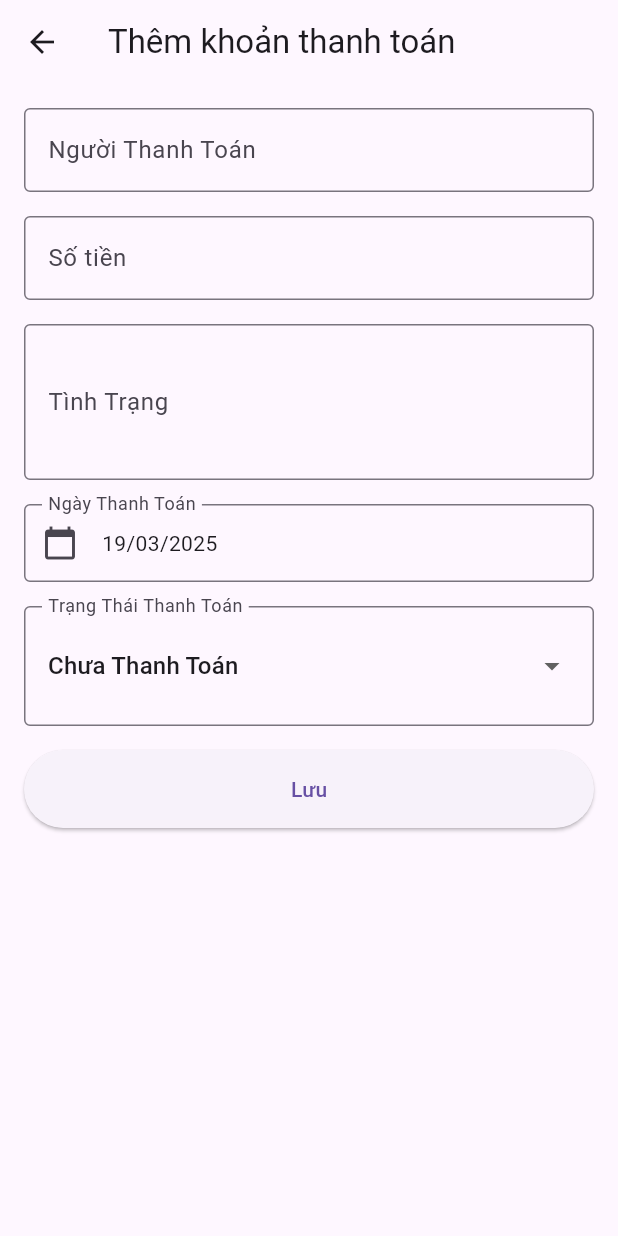
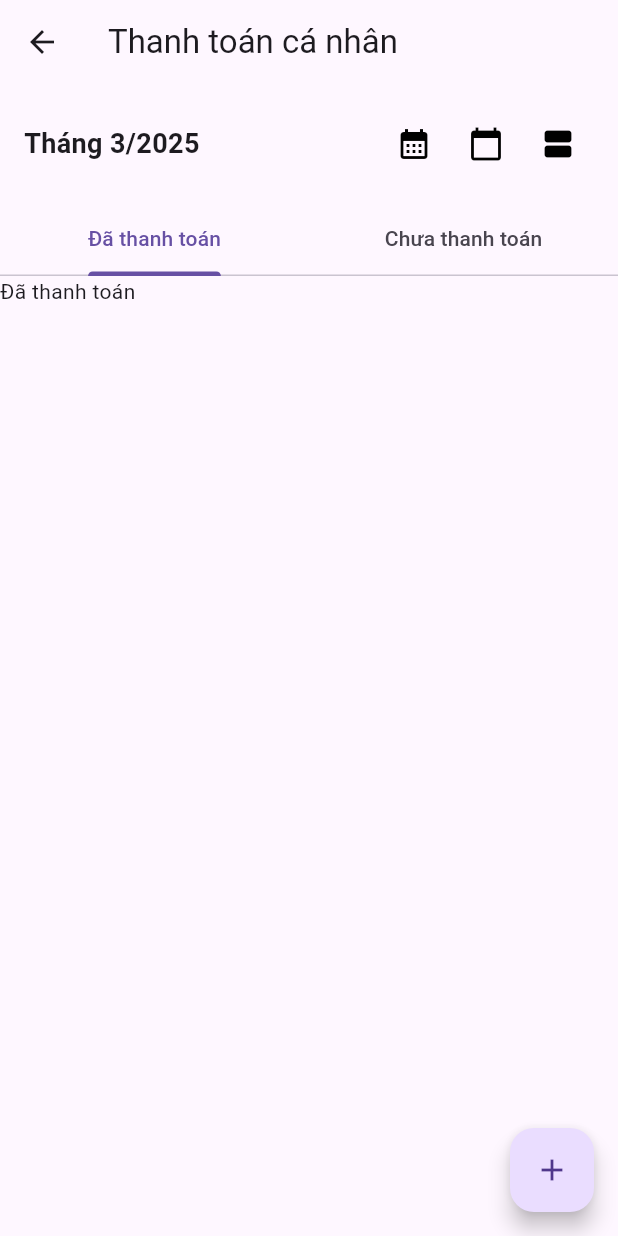
Before and after one commit to hie2907/flutter-app-technology, a Flutter app: the screen it shows after launch, item 2 of the bottom bar chosen, after a tap on "Thanh toán", on a phone screen of 412 x 824 dp. Run offline on Flutter 3.47's test engine with Material 3 defaults, Android fonts, the light colour scheme and no system bars; drawn by our look-alikes of overlay_support; our stand-ins replace carousel_slider, dio, firebase_core, firebase_messaging, get; accounts and stored records are empty; network calls fail.

Commit message:
interface payment

```diff
--- a/lib/main.dart
+++ b/lib/main.dart
@@ -27,7 +27,6 @@ class MyApp extends StatelessWidget {
         ),
         initialRoute: AppRoutes.mainPage,
         getPages: AppRoutes.routes,
-        // home: MainLayout(),
       ),
     );
   }
--- a/lib/models/payment.dart
+++ b/lib/models/payment.dart
@@ -1 +1,18 @@
 enum PaymentStatus { paid, unpaid }
+
+class Payment {
+  final String id;
+  final double amount;
+  final String note;
+  final DateTime date;
+  final PaymentStatus status;
+  final String personName;
+
+  Payment(
+      {required this.id,
+      required this.amount,
+      required this.note,
+      required this.date,
+      required this.status,
+      required this.personName});
+}
--- a/lib/routes/app_routes.dart
+++ b/lib/routes/app_routes.dart
@@ -4,8 +4,8 @@ import 'package:techonology_equipment/utils/binding/main_binding.dart';
 import 'package:techonology_equipment/views/home/bindings/home_binding.dart';
 import 'package:techonology_equipment/views/home/home_page.dart';
 import 'package:techonology_equipment/views/payments/payment_screens/add_payment_screen.dart';
-import 'package:techonology_equipment/views/payments/personal_payment.dart';
-import 'package:techonology_equipment/views/payments/personal_payment_binding.dart';
+import 'package:techonology_equipment/views/payments/payment_page.dart';
+import 'package:techonology_equipment/views/payments/payment_binding.dart';
 import 'package:techonology_equipment/widgets/custom_main_layout.dart';
 
 class AppRoutes {
@@ -28,8 +28,8 @@ class AppRoutes {
     ),
     GetPage(
       name: paymentManagerPage,
-      page: () => const PersonalPayment(),
-      binding: PersonalPaymentBinding(),
+      page: () => const PaymentPage(),
+      binding: PaymentBinding(),
     ),
     GetPage(
       name: addPaymentPage,
--- a/lib/views/payments/personal_payment_binding.dart
+++ b/lib/views/payments/payment_binding.dart
@@ -1,7 +1,7 @@
 import 'package:get/get.dart';
 import 'package:techonology_equipment/controllers/paymentController.dart';
 
-class PersonalPaymentBinding extends Bindings {
+class PaymentBinding extends Bindings {
   @override
   void dependencies() {
     Get.lazyPut<PaymentController>(() => PaymentController());
--- /dev/null
+++ b/lib/views/payments/payment_page.dart
@@ -0,0 +1,235 @@
+import 'package:flutter/material.dart';
+import 'package:get/get.dart';
+import 'package:techonology_equipment/models/payment.dart';
+import 'package:techonology_equipment/routes/app_routes.dart';
+
+class PaymentPage extends StatefulWidget {
+  const PaymentPage({super.key});
+
+  @override
+  State<PaymentPage> createState() => _PersonalPaymentState();
+}
+
+class _PersonalPaymentState extends State<PaymentPage>
+    with SingleTickerProviderStateMixin {
+  final List<Payment> _payments = [
+    // Các khoản thanh toán tháng 3/2025
+    Payment(
+      id: '1',
+      amount: 1500000,
+      note: 'Tiền thuê nhà tháng 3',
+      date: DateTime(2025, 3, 5),
+      status: PaymentStatus.paid,
+      personName: 'Nguyễn Văn A',
+    ),
+    Payment(
+      id: '2',
+      amount: 500000,
+      note: 'Tiền điện tháng 3',
+      date: DateTime(2025, 3, 10),
+      status: PaymentStatus.paid,
+      personName: 'Trần Thị B',
+    ),
+    Payment(
+      id: '3',
+      amount: 300000,
+      note: 'Tiền nước tháng 3',
+      date: DateTime(2025, 3, 15),
+      status: PaymentStatus.unpaid,
+      personName: 'Lê Văn C',
+    ),
+
+    // Các khoản thanh toán tháng 2/2025
+    Payment(
+      id: '4',
+      amount: 2000000,
+      note: 'Tiền thuê nhà tháng 2',
+      date: DateTime(2025, 2, 5),
+      status: PaymentStatus.paid,
+      personName: 'Nguyễn Văn A',
+    ),
+    Payment(
+      id: '5',
+      amount: 450000,
+      note: 'Tiền điện tháng 2',
+      date: DateTime(2025, 2, 10),
+      status: PaymentStatus.paid,
+      personName: 'Trần Thị B',
+    ),
+    Payment(
+      id: '6',
+      amount: 250000,
+      note: 'Tiền nước tháng 2',
+      date: DateTime(2025, 2, 15),
+      status: PaymentStatus.paid,
+      personName: 'Lê Văn C',
+    ),
+  ];
+  late TabController _tabController;
+  int _selectedYear = DateTime.now().year;
+  int _selectedMonth = DateTime.now().month;
+  bool _isYearlyView = false;
+
+  @override
+  void initState() {
+    super.initState();
+    _tabController = TabController(length: 2, vsync: this);
+  }
+
+  @override
+  void dispose() {
+    _tabController.dispose();
+    super.dispose();
+  }
+
+  void _toggleViewMode() {
+    setState(() {
+      _isYearlyView = !_isYearlyView;
+    });
+  }
+
+  void _selectMonth() {
+    showDialog(
+        context: context,
+        builder: (context) {
+          return AlertDialog(
+            title: const Text("Chọn tháng"),
+            content: SizedBox(
+              width: double.maxFinite,
+              child: ListView.builder(
+                itemCount: 12,
+                itemBuilder: (context, index) {
+                  final month = index + 1;
+                  return ListTile(
+                    title: Text('Tháng $month'),
+                    onTap: () {
+                      setState(() {
+                        _selectedMonth = month;
+                        _isYearlyView = false;
+                      });
+                      Navigator.pop(context);
+                    },
+                  );
+                },
+              ),
+            ),
+          );
+        });
+  }
+
+  void _selectYear() {
+    showDialog(
+        context: context,
+        builder: (context) {
+          return AlertDialog(
+            title: const Text("Chọn năm"),
+            content: SizedBox(
+              width: double.maxFinite,
+              height: 300,
+              child: ListView.builder(
+                  itemCount: 10,
+                  shrinkWrap: true,
+                  itemBuilder: (context, index) {
+                    final year = DateTime.now().year - index;
+                    return ListTile(
+                        title: Text('Năm $year'),
+                        onTap: () {
+                          setState(() {
+                            _selectedYear = year;
+                          });
+                          Navigator.pop(context);
+                        });
+                  }),
+            ),
+          );
+        });
+  }
+
+  @override
+  Widget build(BuildContext context) {
+    return Scaffold(
+      appBar: AppBar(
+        title: const Text('Thanh toán cá nhân'),
+      ),
+      body: Column(
+        children: [
+          Expanded(
+            child: Column(
+              children: [
+                Padding(
+                  padding: const EdgeInsets.all(16.0),
+                  child: Row(
+                    mainAxisAlignment: MainAxisAlignment.spaceBetween,
+                    children: [
+                      Text(
+                        _isYearlyView
+                            ? "Năm $_selectedYear"
+                            : "Tháng $_selectedMonth/$_selectedYear",
+                        style: const TextStyle(
+                          fontSize: 18,
+                          fontWeight: FontWeight.bold,
+                        ),
+                      ),
+                      Row(
+                        children: [
+                          if (!_isYearlyView)
+                            IconButton(
+                              onPressed: _selectMonth,
+                              icon: const Icon(
+                                Icons.calendar_month,
+                                color: Colors.black,
+                              ),
+                              tooltip: 'Chọn tháng',
+                            ),
+                          IconButton(
+                            onPressed: _selectYear,
+                            icon: const Icon(
+                              Icons.calendar_today,
+                              color: Colors.black,
+                            ),
+                            tooltip: 'Chọn năm',
+                          ),
+                          IconButton(
+                              onPressed: _toggleViewMode,
+                              icon: Icon(
+                                _isYearlyView
+                                    ? Icons.view_week
+                                    : Icons.view_agenda,
+                                color: Colors.black,
+                              ),
+                              tooltip: 'Chọn năm')
+                        ],
+                      )
+                    ],
+                  ),
+                ),
+                TabBar(
+                  controller: _tabController,
+                  tabs: const [
+                    Tab(text: 'Đã thanh toán'),
+                    Tab(text: 'Chưa thanh toán'),
+                  ],
+                ),
+                Expanded(
+                  child: TabBarView(
+                    controller: _tabController,
+                    children: const [
+                      Text('Đã thanh toán'),
+                      Text('Chưa thanh toán'),
+                    ],
+                  ),
+                ),
+              ],
+            ),
+          ),
+        ],
+      ),
+      floatingActionButton: FloatingActionButton(
+        onPressed: () async {
+          await Get.toNamed(AppRoutes.addPaymentPage);
+        },
+        child: const Icon(Icons.add),
+      ),
+    );
+  }
+}
--- a/lib/views/personal/personal_page.dart
+++ b/lib/views/personal/personal_page.dart
@@ -68,7 +68,7 @@ class PersonalPage extends StatelessWidget {
                   icon: Icons.money_outlined,
                   title: 'Thanh toán',
                   onTap: () {
-                    Get.toNamed(AppRoutes.addPaymentPage);
+                    Get.toNamed(AppRoutes.paymentManagerPage);
                   },
                 ),
                 MenuItem(
```
Also changed, not shown: lib/views/payments/personal_payment.dart (deleted, +0 -17 lines), lib/views/personal/test.dart (deleted, +0 -153 lines).
